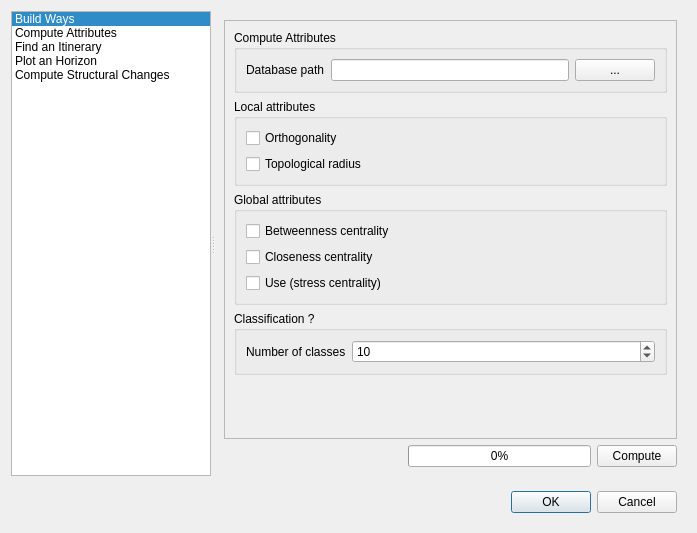
MorphoCity/morpheo-plugin, file src/morpheo/gui/ui/morpheo_dialog.ui: the form before one commit.
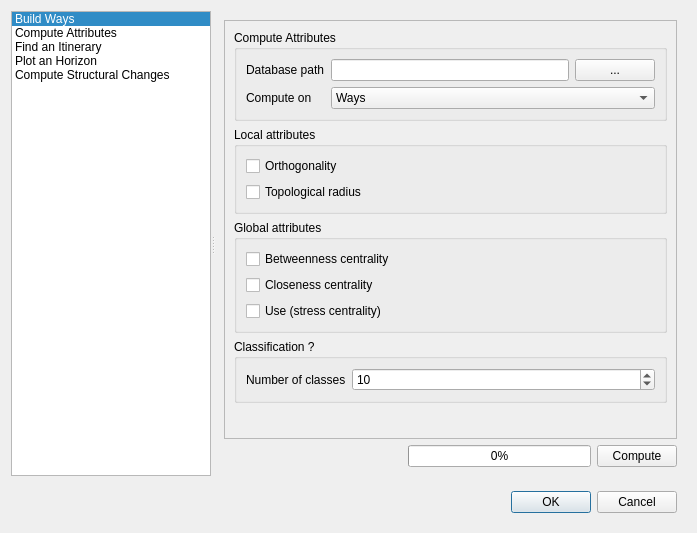
The form after the commit. The open tabs and pages were chosen to show the change.

Commit message: QGIS Plugin: add comput edge attributes

Diff of the .ui file:
```diff
--- a/src/morpheo/gui/ui/morpheo_dialog.ui
+++ b/src/morpheo/gui/ui/morpheo_dialog.ui
@@ -450,7 +450,7 @@
                 <x>0</x>
                 <y>0</y>
                 <width>453</width>
-                <height>364</height>
+                <height>397</height>
                </rect>
               </property>
               <property name="sizePolicy">
@@ -493,6 +493,30 @@
                     </item>
                    </layout>
                   </item>
+                  <item row="1" column="1">
+                   <widget class="QComboBox" name="cbxWayAttributesComputeOn">
+                    <property name="currentIndex">
+                     <number>0</number>
+                    </property>
+                    <item>
+                     <property name="text">
+                      <string>Ways</string>
+                     </property>
+                    </item>
+                    <item>
+                     <property name="text">
+                      <string>Edges</string>
+                     </property>
+                    </item>
+                   </widget>
+                  </item>
+                  <item row="1" column="0">
+                   <widget class="QLabel" name="lWayAttributesComputeOn">
+                    <property name="text">
+                     <string>Compute on</string>
+                    </property>
+                   </widget>
+                  </item>
                  </layout>
                 </widget>
                </item>
```
Left out of the diff: 1 changed line with no effect on the pictures. The commit also changes 3 other files.
